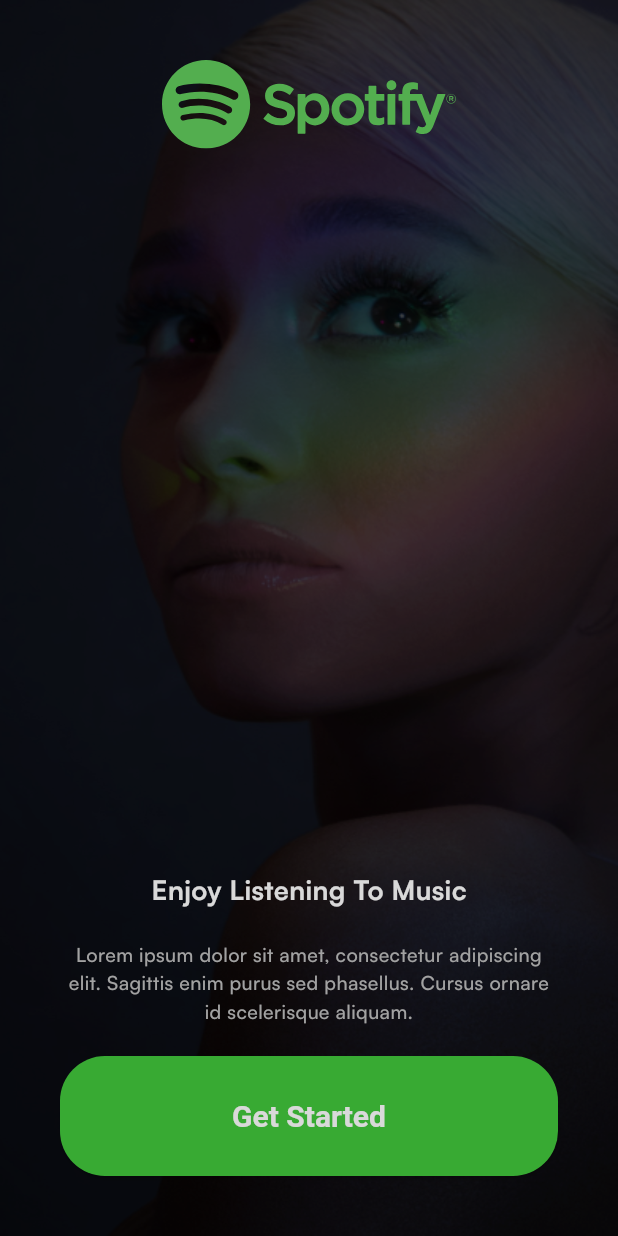
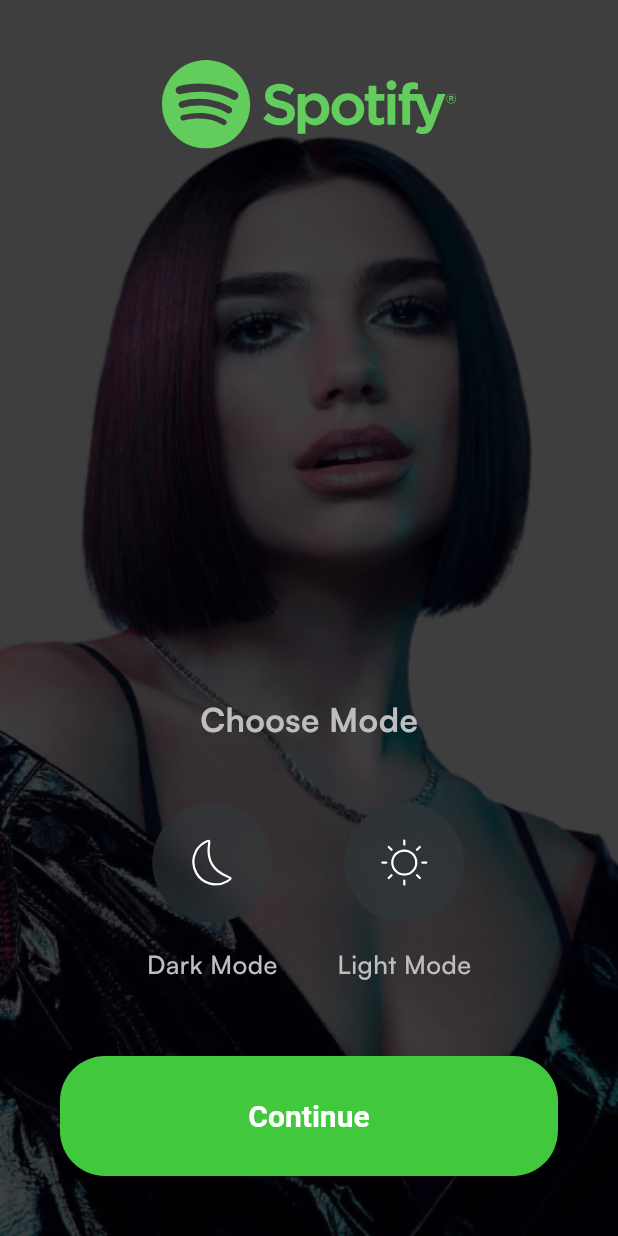
Before and after one commit to Amit0424/spotify_basic_clone, a Flutter app: the screen it shows after launch, after a tap on "Get Started", on a phone screen of 412 x 824 dp. Run offline on Flutter 3.47's test engine with Material 3 defaults, Android fonts, the phone set to English and light mode, and no system bars; our stand-ins replace flutter_svg.

Commit message:
UI: Choose Mode Page UI Completed

```diff
--- a/lib/core/configs/assets/app_images.dart
+++ b/lib/core/configs/assets/app_images.dart
@@ -2,4 +2,5 @@ class AppImages {
   static const String basePath = 'assets/images/';
 
   static const String introBG = '${basePath}intro_bg.png';
+  static const String chooseModeBG = '${basePath}choose_mode_bg.png';
 }
--- a/lib/core/configs/assets/app_vectors.dart
+++ b/lib/core/configs/assets/app_vectors.dart
@@ -3,4 +3,6 @@ class AppVectors {
   static const String format = '.svg';
 
   static const String logo = '${basePath}spotify_logo$format';
+  static const String sun = '${basePath}sun$format';
+  static const String moon = '${basePath}moon$format';
 }
--- /dev/null
+++ b/lib/presentation/choose_mode/pages/choose_mode.dart
@@ -0,0 +1,128 @@
+import "dart:ui";
+
+import "package:flutter/material.dart";
+import "package:flutter_svg/svg.dart";
+import "package:spotify_clone/core/configs/theme/app_colors.dart";
+
+import "../../../common/widgets/button/basic_app_button.dart";
+import "../../../core/configs/assets/app_images.dart";
+import "../../../core/configs/assets/app_vectors.dart";
+
+class ChooseModePage extends StatelessWidget {
+  const ChooseModePage({super.key});
+
+  @override
+  Widget build(BuildContext context) {
+    return Scaffold(
+      body: Stack(
+        children: [
+          Container(
+            width: double.infinity,
+            padding: const EdgeInsets.symmetric(horizontal: 40, vertical: 40),
+            decoration: const BoxDecoration(
+              image: DecorationImage(
+                image: AssetImage(AppImages.chooseModeBG),
+                fit: BoxFit.fill,
+              ),
+            ),
+          ),
+          Container(
+            color: Colors.black.withOpacity(0.15),
+          ),
+          Padding(
+            padding: const EdgeInsets.all(40),
+            child: Column(
+              children: [
+                SvgPicture.asset(AppVectors.logo),
+                const Spacer(),
+                const Text(
+                  "Choose Mode",
+                  style: TextStyle(
+                      color: AppColors.grey,
+                      fontSize: 22,
+                      fontWeight: FontWeight.bold),
+                ),
+                const SizedBox(height: 40),
+                Row(
+                  mainAxisAlignment: MainAxisAlignment.center,
+                  children: [
+                    Column(
+                      children: [
+                        ClipOval(
+                          child: BackdropFilter(
+                            filter: ImageFilter.blur(sigmaX: 10, sigmaY: 10),
+                            child: Container(
+                              height: 80,
+                              width: 80,
+                              decoration: BoxDecoration(
+                                color: const Color(0xFF30393C).withOpacity(0.5),
+                                shape: BoxShape.circle,
+                              ),
+                              child: SvgPicture.asset(
+                                AppVectors.moon,
+                                fit: BoxFit.none,
+                              ),
+                            ),
+                          ),
+                        ),
+                        const SizedBox(height: 15),
+                        const Text(
+                          "Dark Mode",
+                          style: TextStyle(
+                            color: AppColors.grey,
+                            fontSize: 17,
+                            fontWeight: FontWeight.w500,
+                          ),
+                        ),
+                      ],
+                    ),
+                    const SizedBox(width: 40),
+                    Column(
+                      children: [
+                        ClipOval(
+                          child: BackdropFilter(
+                            filter: ImageFilter.blur(sigmaX: 10, sigmaY: 10),
+                            child: Container(
+                              height: 80,
+                              width: 80,
+                              decoration: BoxDecoration(
+                                color: const Color(0xFF30393C).withOpacity(0.5),
+                                shape: BoxShape.circle,
+                              ),
+                              child: SvgPicture.asset(
+                                AppVectors.sun,
+                                fit: BoxFit.none,
+                              ),
+                            ),
+                          ),
+                        ),
+                        const SizedBox(height: 15),
+                        const Text(
+                          "Light Mode",
+                          style: TextStyle(
+                            color: AppColors.grey,
+                            fontSize: 17,
+                            fontWeight: FontWeight.w500,
+                          ),
+                        ),
+                      ],
+                    ),
+                  ],
+                ),
+                const SizedBox(height: 50),
+                BasicAppButton(
+                    onPressed: () {
+                      Navigator.push(
+                          context,
+                          MaterialPageRoute(
+                              builder: (context) => const ChooseModePage()));
+                    },
+                    title: 'Continue'),
+              ],
+            ),
+          )
+        ],
+      ),
+    );
+  }
+}
--- a/lib/presentation/intro/pages/get_started.dart
+++ b/lib/presentation/intro/pages/get_started.dart
@@ -4,6 +4,7 @@ import 'package:spotify_clone/common/widgets/button/basic_app_button.dart';
 import 'package:spotify_clone/core/configs/assets/app_images.dart';
 import 'package:spotify_clone/core/configs/assets/app_vectors.dart';
 import 'package:spotify_clone/core/configs/theme/app_colors.dart';
+import 'package:spotify_clone/presentation/choose_mode/pages/choose_mode.dart';
 
 class GetStarted extends StatelessWidget {
   const GetStarted({super.key});
@@ -22,6 +23,12 @@ class GetStarted extends StatelessWidget {
                 fit: BoxFit.fill,
               ),
             ),
+          ),
+          Container(
+            color: Colors.black.withOpacity(0.15),
+          ),
+          Padding(
+            padding: const EdgeInsets.all(40),
             child: Column(
               children: [
                 SvgPicture.asset(AppVectors.logo),
@@ -45,13 +52,17 @@ class GetStarted extends StatelessWidget {
                   textAlign: TextAlign.center,
                 ),
                 const SizedBox(height: 20),
-                BasicAppButton(onPressed: () {}, title: 'Get Started'),
+                BasicAppButton(
+                    onPressed: () {
+                      Navigator.push(
+                          context,
+                          MaterialPageRoute(
+                              builder: (context) => const ChooseModePage()));
+                    },
+                    title: 'Get Started'),
               ],
             ),
           ),
-          Container(
-            color: Colors.black.withOpacity(0.15),
-          )
         ],
       ),
     );
```
Also changed, not shown: assets/images/choose_mode_bg.png (added), assets/vectors/moon.svg (added), assets/vectors/sun.svg (added).
